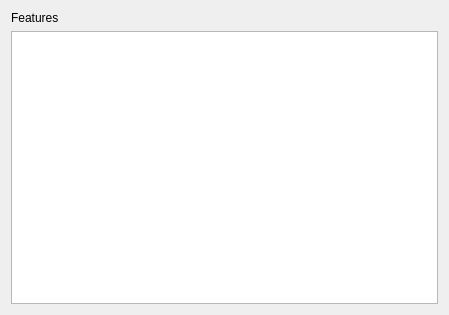
Old version of the form document_management_system_relation_editor/ui/document_relation_editor_document_side_widget.ui in the repository opengisch/qgis-document-management-system-plugin.
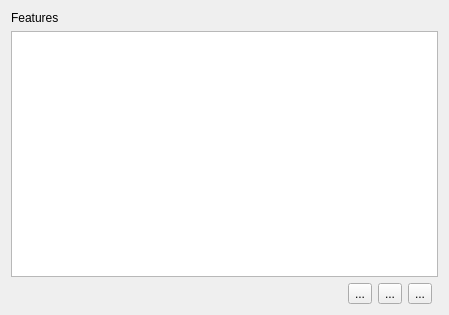
New version of the form.

Commit message: Buttons show form and link/unlink features

```diff
--- a/document_management_system_relation_editor/ui/document_relation_editor_document_side_widget.ui
+++ b/document_management_system_relation_editor/ui/document_relation_editor_document_side_widget.ui
@@ -26,7 +26,14 @@
    <string>Form</string>
   </property>
   <layout class="QGridLayout" name="gridLayout">
-   <item row="1" column="0">
+   <item row="2" column="2">
+    <widget class="QToolButton" name="mLinkFeaturesToolButton">
+     <property name="text">
+      <string>...</string>
+     </property>
+    </widget>
+   </item>
+   <item row="1" column="0" colspan="5">
     <widget class="QTreeWidget" name="mFeaturesTreeWidget">
      <attribute name="headerVisible">
       <bool>false</bool>
@@ -38,7 +45,34 @@
      </column>
     </widget>
    </item>
-   <item row="0" column="0">
+   <item row="2" column="3">
+    <widget class="QToolButton" name="mUnlinkFeaturesToolButton">
+     <property name="text">
+      <string>...</string>
+     </property>
+    </widget>
+   </item>
+   <item row="2" column="0">
+    <spacer name="horizontalSpacer">
+     <property name="orientation">
+      <enum>Qt::Horizontal</enum>
+     </property>
+     <property name="sizeHint" stdset="0">
+      <size>
+       <width>40</width>
+       <height>20</height>
+      </size>
+     </property>
+    </spacer>
+   </item>
+   <item row="2" column="1">
+    <widget class="QToolButton" name="mShowFormToolButton">
+     <property name="text">
+      <string>...</string>
+     </property>
+    </widget>
+   </item>
+   <item row="0" column="0" colspan="5">
     <widget class="QLabel" name="label">
      <property name="text">
       <string>Features</string>
```
The commit also changes 2 other files.
